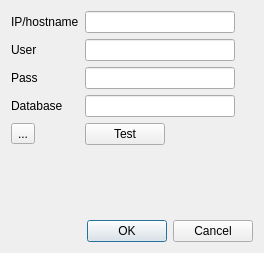
Qt form dialog_setting.ui (xdien/tcmr) before a commit.
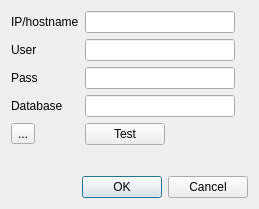
The same form after that commit.

What changed in the file:
```diff
--- a/dialog_setting.ui
+++ b/dialog_setting.ui
@@ -6,8 +6,8 @@
    <rect>
     <x>0</x>
     <y>0</y>
-    <width>264</width>
-    <height>253</height>
+    <width>259</width>
+    <height>209</height>
    </rect>
   </property>
   <property name="sizePolicy">
```
